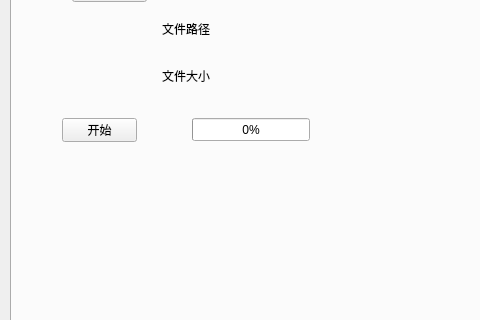
Above: UI/_00login.ui from dissor/can-tool-for-a520 before the change; both pictures show x 0 to 480 and y 108 to 428 of the 720 by 584 pixel window. Below: the same form after it.
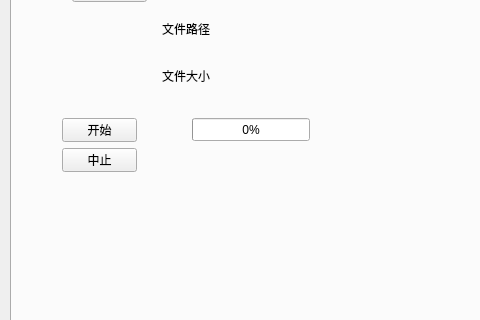
That is the form after the change. The open tabs and pages were chosen to show the change.

Commit message: 尝试异步升级

```diff
--- a/UI/_00login.ui
+++ b/UI/_00login.ui
@@ -649,6 +649,19 @@
       <string>文件大小</string>
      </property>
     </widget>
+    <widget class="QPushButton" name="pb_state_2">
+     <property name="geometry">
+      <rect>
+       <x>50</x>
+       <y>220</y>
+       <width>75</width>
+       <height>24</height>
+      </rect>
+     </property>
+     <property name="text">
+      <string>中止</string>
+     </property>
+    </widget>
    </widget>
    <widget class="QWidget" name="tab_4">
     <attribute name="title">
```
Left out of the diff: 23 changed lines with no effect on the pictures. The commit also changes 2 other files.
